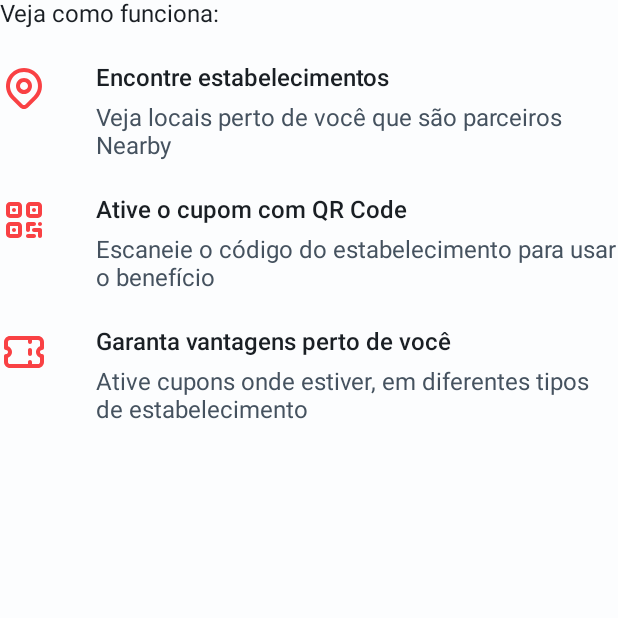
After one commit to omarcoaur3lio/nearby, an Android app built with Jetpack Compose: the composable WelcomeContent shown on its own in the app's theme, on a phone screen of 412 x 824 dp, the top half of it. The commit adds this screen. Run offline under Robolectric (Android 15) with nearby library versions, the phone set to English and light mode, and no system bars.

Commit message:
feat: Add welcome screen

```diff
--- /dev/null
+++ b/app/src/main/java/com/nearby/ui/comonents/welcome/WelcomeContent.kt
@@ -0,0 +1,42 @@
+package com.nearby.ui.comonents.welcome
+
+import androidx.compose.foundation.layout.Arrangement
+import androidx.compose.foundation.layout.Column
+import androidx.compose.foundation.layout.fillMaxWidth
+import androidx.compose.material3.Text
+import androidx.compose.runtime.Composable
+import androidx.compose.ui.Modifier
+import androidx.compose.ui.unit.dp
+import com.nearby.R
+import com.nearby.ui.theme.Typography
+
+@Composable
+fun WelcomeContent(modifier: Modifier = Modifier) {
+    Column(
+        modifier = modifier,
+        verticalArrangement = Arrangement.spacedBy(24.dp)
+    ) {
+        Text(text = "Veja como funciona:", style = Typography.bodyLarge)
+
+        WelcomeHowItWorksTip(
+            modifier = Modifier.fillMaxWidth(),
+            title = "Encontre estabelecimentos",
+            subtitle = "Veja locais perto de você que são parceiros Nearby",
+            iconRes = R.drawable.ic_map_pin
+        )
+
+        WelcomeHowItWorksTip(
+            modifier = Modifier.fillMaxWidth(),
+            title = "Ative o cupom com QR Code",
+            subtitle = "Escaneie o código do estabelecimento para usar o benefício",
+            iconRes = R.drawable.ic_qrcode
+        )
+
+        WelcomeHowItWorksTip(
+            modifier = Modifier.fillMaxWidth(),
+            title = "Garanta vantagens perto de você",
+            subtitle = "Ative cupons onde estiver, em diferentes tipos de estabelecimento",
+            iconRes = R.drawable.ic_ticket
+        )
+    }
+}
--- /dev/null
+++ b/app/src/main/java/com/nearby/ui/comonents/welcome/WelcomeHowItWorksTip.kt
@@ -0,0 +1,45 @@
+package com.nearby.ui.comonents.welcome
+
+import androidx.annotation.DrawableRes
+import androidx.compose.foundation.layout.Arrangement
+import androidx.compose.foundation.layout.Column
+import androidx.compose.foundation.layout.Row
+import androidx.compose.foundation.layout.Spacer
+import androidx.compose.foundation.layout.height
+import androidx.compose.foundation.layout.size
+import androidx.compose.material3.Icon
+import androidx.compose.material3.Text
+import androidx.compose.runtime.Composable
+import androidx.compose.ui.Modifier
+import androidx.compose.ui.res.painterResource
+import androidx.compose.ui.unit.dp
+import com.nearby.ui.theme.Gray500
+import com.nearby.ui.theme.RedBase
+import com.nearby.ui.theme.Typography
+
+@Composable
+fun WelcomeHowItWorksTip(
+    modifier: Modifier = Modifier,
+    title: String,
+    subtitle: String,
+    @DrawableRes iconRes: Int
+) {
+    Row(
+        modifier = modifier,
+        horizontalArrangement = Arrangement.spacedBy(16.dp)
+    ) {
+        Icon(
+            modifier = Modifier.size(32.dp),
+            painter = painterResource(id = iconRes),
+            tint = RedBase,
+            contentDescription = "Ícone como funciona"
+        )
+        Spacer(modifier = Modifier.height(8.dp))
+        Column(
+            verticalArrangement = Arrangement.spacedBy(8.dp)
+        ) {
+            Text(text = title, style = Typography.headlineSmall)
+            Text(text = subtitle, color = Gray500, style = Typography.bodyLarge)
+        }
+    }
+}
```
Also changed, not shown: app/src/main/java/com/nearby/ui/comonents/welcome/WelcomeHeader.kt (added, +33 -0 lines), app/src/main/java/com/nearby/ui/screen/WelcomeScreen.kt (+44 -0 lines).
